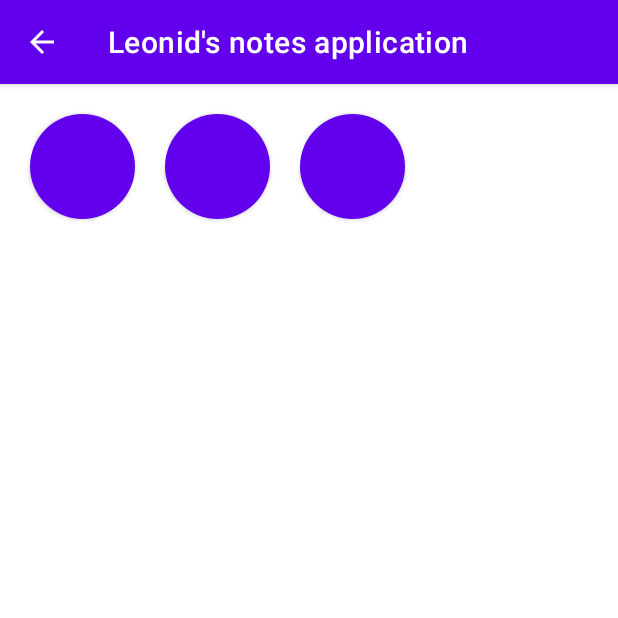
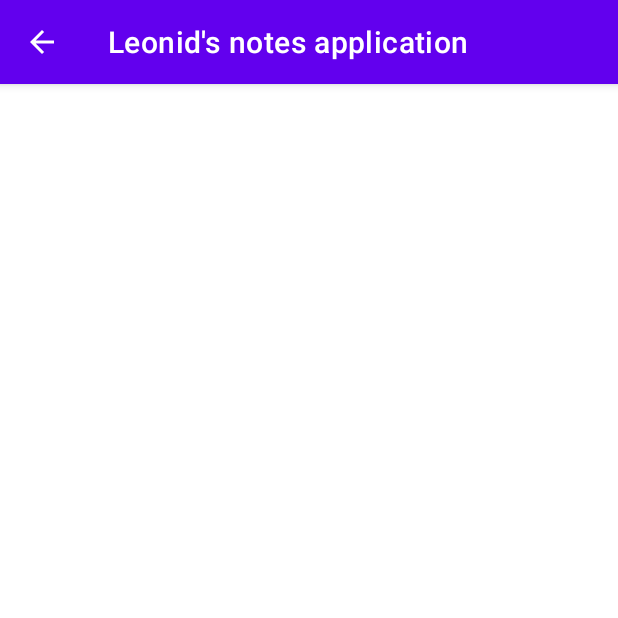
Before and after one commit to Leonid06/note_app_by_leonid_06, an Android app: the SettingsFragment screen opened through its navigation route, on a phone screen of 412 x 824 dp, the top half of it. Run offline under Robolectric (Android 15) with nearby library versions, the phone set to English and light mode, and no system bars; our stand-ins replace Dagger/Hilt's generated code.

```diff
--- a/app/src/main/res/layout/fragment_settings.xml
+++ b/app/src/main/res/layout/fragment_settings.xml
@@ -6,30 +6,4 @@
     xmlns:app="http://schemas.android.com/apk/res-auto"
     tools:context=".SettingsFragment">
 
-    <Button
-        android:id="@+id/default_color_button"
-        app:layout_constraintStart_toStartOf="parent"
-        app:layout_constraintTop_toTopOf="parent"
-        android:layout_width="70dp"
-        android:layout_height="70dp"
-        android:background="@drawable/default_round_button"
-        android:layout_margin="20dp"
-        />
-    <Button
-        android:id="@+id/color_button_1"
-        android:layout_width="70dp"
-        android:layout_height="70dp"
-        android:background = "@drawable/round_button_1"
-        android:layout_margin="20dp"
-        app:layout_constraintStart_toEndOf="@id/default_color_button"
-        app:layout_constraintTop_toTopOf="parent"
-        />
-    <Button
-        android:id="@+id/color_button_2"
-        android:layout_width="70dp"
-        android:layout_height="70dp"
-        android:background="@drawable/round_button_2"
-        android:layout_margin="20dp"
-        app:layout_constraintStart_toEndOf="@id/color_button_1"
-        app:layout_constraintTop_toTopOf="parent"/>
 </androidx.constraintlayout.widget.ConstraintLayout>
```
